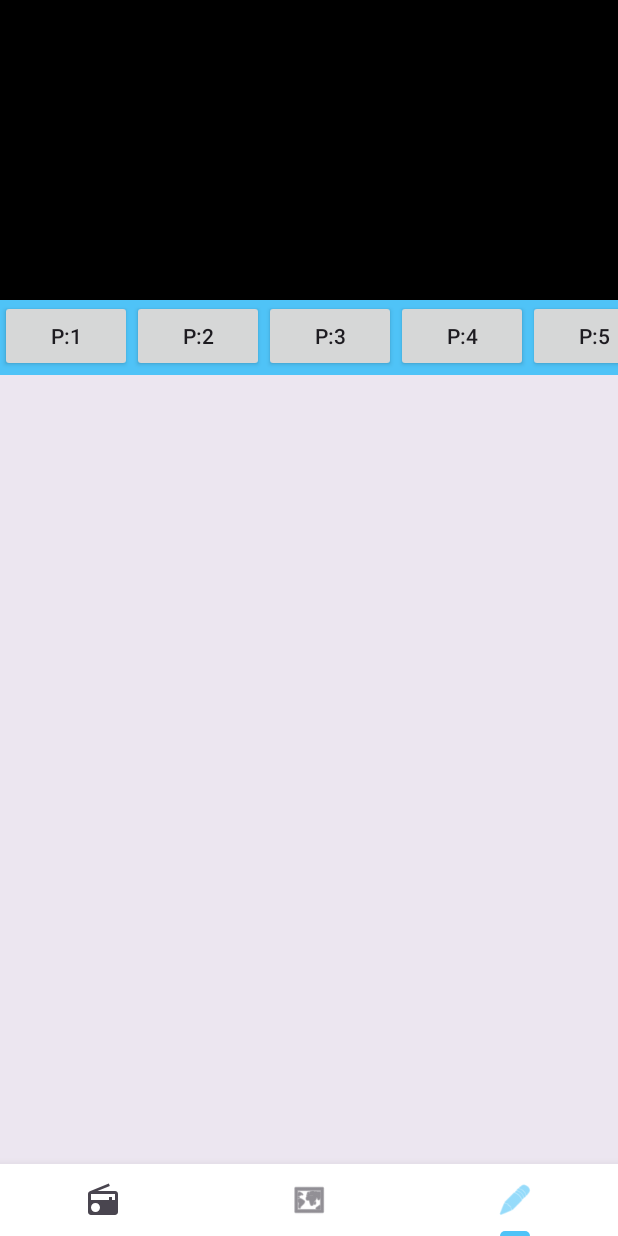
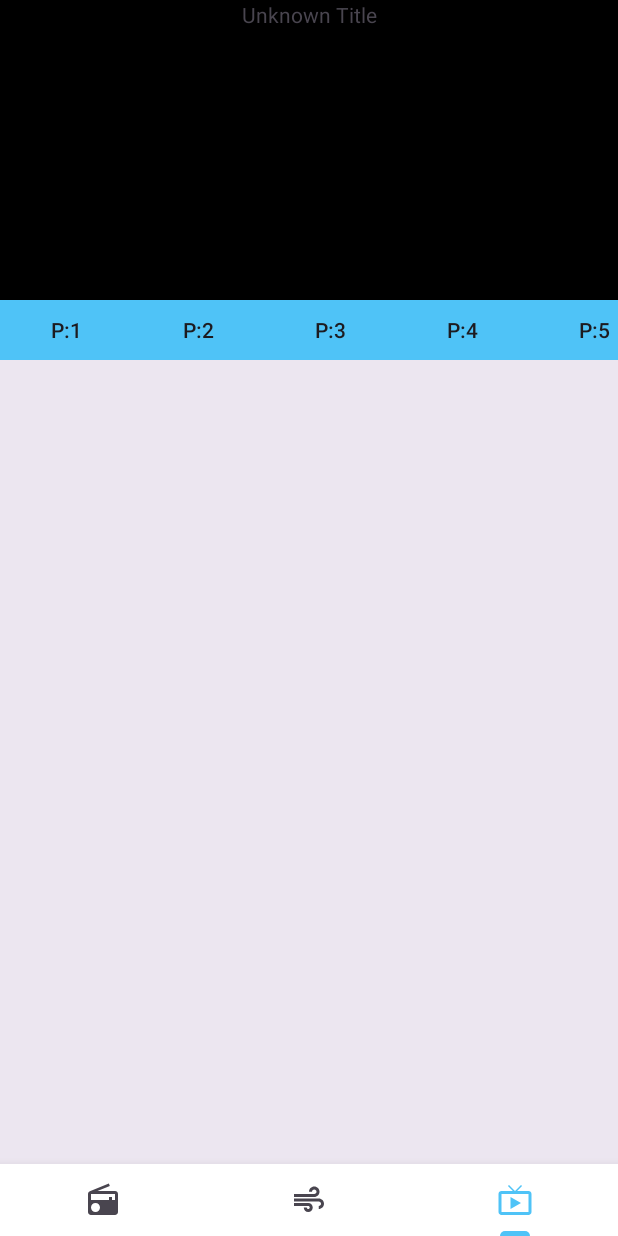
Before and after one commit to Nikhil-punia/radian, an Android app: the screen it shows after launch (MainActivity), item 3 of the bottom bar chosen, on a phone screen of 412 x 824 dp. Run offline under Robolectric (Android 15) with nearby library versions, the phone set to English and light mode, and no system bars.

Commit message:
functional air activity

```diff
--- a/app/src/main/java/com/example/exp/MediaSesService.java
+++ b/app/src/main/java/com/example/exp/MediaSesService.java
@@ -16,10 +16,7 @@ public class MediaSesService extends androidx.media3.session.MediaSessionService
         super.onCreate();
         ExoPlayer player = new ExoPlayer.Builder(this).build();
         mediaSession = new MediaSession.Builder(this, player).build();
-
-
-
-                }
+    }
 
     @Nullable
     @Override
--- /dev/null
+++ b/app/src/main/res/drawable/baseline_air_24.xml
@@ -0,0 +1,5 @@
+<vector xmlns:android="http://schemas.android.com/apk/res/android" android:height="24dp" android:tint="#000000" android:viewportHeight="24" android:viewportWidth="24" android:width="24dp">
+
+    <path android:fillColor="@android:color/white" android:pathData="M14.5,17c0,1.65 -1.35,3 -3,3s-3,-1.35 -3,-3h2c0,0.55 0.45,1 1,1s1,-0.45 1,-1s-0.45,-1 -1,-1H2v-2h9.5C13.15,14 14.5,15.35 14.5,17zM19,6.5C19,4.57 17.43,3 15.5,3S12,4.57 12,6.5h2C14,5.67 14.67,5 15.5,5S17,5.67 17,6.5S16.33,8 15.5,8H2v2h13.5C17.43,10 19,8.43 19,6.5zM18.5,11H2v2h16.5c0.83,0 1.5,0.67 1.5,1.5S19.33,16 18.5,16v2c1.93,0 3.5,-1.57 3.5,-3.5S20.43,11 18.5,11z"/>
+
+</vector>
--- /dev/null
+++ b/app/src/main/res/drawable/baseline_live_tv_24.xml
@@ -0,0 +1,5 @@
+<vector xmlns:android="http://schemas.android.com/apk/res/android" android:height="24dp" android:tint="#000000" android:viewportHeight="24" android:viewportWidth="24" android:width="24dp">
+
+    <path android:fillColor="@android:color/white" android:pathData="M21,6h-7.59l3.29,-3.29L16,2l-4,4 -4,-4 -0.71,0.71L10.59,6L3,6c-1.1,0 -2,0.89 -2,2v12c0,1.1 0.9,2 2,2h18c1.1,0 2,-0.9 2,-2L23,8c0,-1.11 -0.9,-2 -2,-2zM21,20L3,20L3,8h18v12zM9,10v8l7,-4z"/>
+
+</vector>
--- a/app/src/main/res/layout/activity_main.xml
+++ b/app/src/main/res/layout/activity_main.xml
@@ -61,14 +61,14 @@
             android:id="@+id/tab_2"
             android:layout_width="wrap_content"
             android:layout_height="wrap_content"
-            android:icon="@android:drawable/ic_menu_mapmode"
+            android:icon="@drawable/baseline_air_24"
             android:tag="Second Tab" />
 
         <com.google.android.material.tabs.TabItem
             android:id="@+id/tab_3"
             android:layout_width="wrap_content"
             android:layout_height="wrap_content"
-            android:icon="@android:drawable/ic_menu_edit"
+            android:icon="@drawable/baseline_live_tv_24"
             android:tag="Third Tab" />
     </com.google.android.material.tabs.TabLayout>
 
--- a/app/src/main/res/layout/fragment_air.xml
+++ b/app/src/main/res/layout/fragment_air.xml
@@ -9,7 +9,7 @@
 
 
     <androidx.media3.ui.PlayerView
-        android:id="@+id/player_view_m"
+        android:id="@+id/player_view_air"
         android:layout_width="match_parent"
         android:layout_height="200dp"
         android:layout_weight="0.75"
@@ -22,7 +22,9 @@
         app:layout_constraintTop_toTopOf="parent"
         app:layout_constraintVertical_bias="0.0"
         app:show_buffering="when_playing"
-        app:show_shuffle_button="true"></androidx.media3.ui.PlayerView>
+        app:show_shuffle_button="true" >
+
+    </androidx.media3.ui.PlayerView>
 
     <androidx.recyclerview.widget.RecyclerView
         android:id="@+id/main_air_view"
@@ -33,16 +35,28 @@
         app:layout_constraintStart_toStartOf="parent"
         app:layout_constraintTop_toBottomOf="@+id/pageio" />
 
+    <TextView
+        android:id="@+id/title_air"
+        android:layout_width="wrap_content"
+        android:layout_height="wrap_content"
+        android:text="@string/unknown_title"
+        app:layout_constraintBottom_toBottomOf="@+id/player_view_air"
+        app:layout_constraintEnd_toEndOf="parent"
+        app:layout_constraintStart_toStartOf="parent"
+        app:layout_constraintTop_toTopOf="@+id/player_view_air"
+        app:layout_constraintVertical_bias="0.0" />
+
     <HorizontalScrollView
         android:id="@+id/pageio"
         android:layout_width="0dp"
-        android:layout_height="50dp"
+        android:layout_height="40dp"
         android:background="?attr/colorPrimary"
         android:scrollbars="horizontal"
         app:layout_constraintBottom_toBottomOf="parent"
         app:layout_constraintEnd_toEndOf="parent"
+        app:layout_constraintHorizontal_bias="0.0"
         app:layout_constraintStart_toStartOf="parent"
-        app:layout_constraintTop_toBottomOf="@+id/player_view_m"
+        app:layout_constraintTop_toBottomOf="@+id/player_view_air"
         app:layout_constraintVertical_bias="0.0">
 
         <LinearLayout
--- a/app/src/main/res/values/strings.xml
+++ b/app/src/main/res/values/strings.xml
@@ -16,4 +16,5 @@
     <string name="hello_blank_fragment">Hello blank fragment</string>
     <string name="channel">Channel</string>
     <string name="title_value">Nothing Playing</string>
+    <string name="unknown_title">Unknown Title</string>
 </resources>
```
Also changed, not shown: app/src/main/java/com/example/exp/Air.java (+94 -13 lines), app/src/main/java/com/example/exp/PlayerService.java (+26 -15 lines), app/src/main/java/com/example/exp/Radio.java (+5 -5 lines), app/src/main/java/com/example/exp/ui/adapter/airadapter.java (+16 -2 lines).
